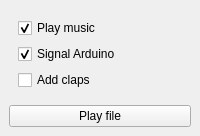
The window that GUI/etternuino_main/etternuino.ui (DeltaEpsilon7787/etternuino) describes before a commit, drawn with Qt 5.
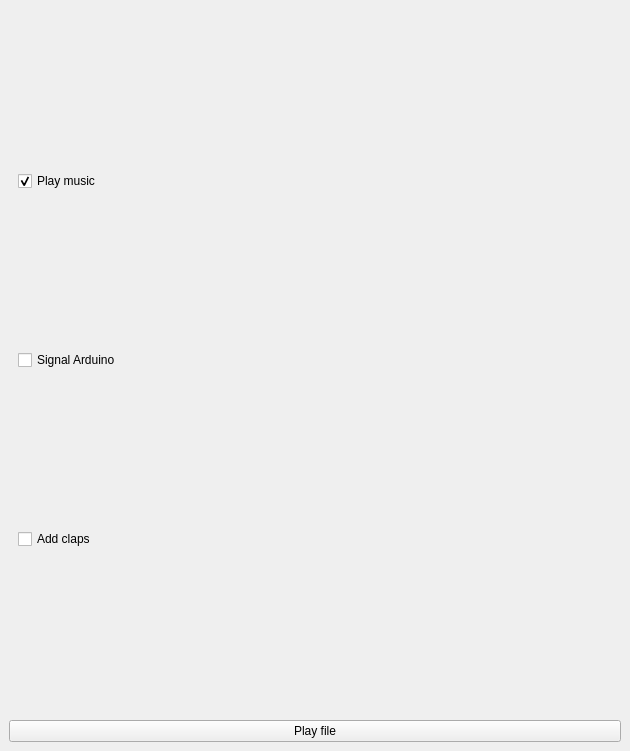
The same window after the commit.

Patch:
```diff
--- a/GUI/etternuino_main/etternuino.ui
+++ b/GUI/etternuino_main/etternuino.ui
@@ -2,6 +2,14 @@
 <ui version="4.0">
  <class>etternuino_window</class>
  <widget class="QMainWindow" name="etternuino_window">
+        <property name="geometry">
+            <rect>
+                <x>0</x>
+                <y>0</y>
+                <width>630</width>
+                <height>751</height>
+            </rect>
+        </property>
   <property name="windowTitle">
    <string notr="true">Etternuino</string>
   </property>
@@ -25,9 +33,6 @@
          <property name="text">
           <string>Signal Arduino</string>
          </property>
-         <property name="checked">
-          <bool>true</bool>
-         </property>
         </widget>
        </item>
        <item>
```
Left out of the diff: 57 changed lines with no effect on the pictures. Lines whose indentation alone changed are shown as unchanged.
